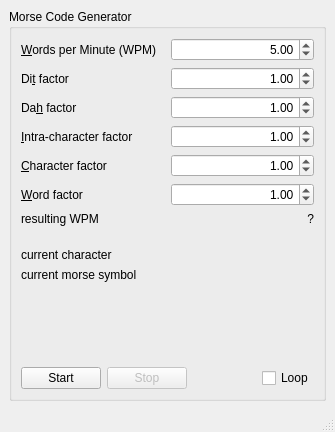
The window that mainwindow.ui (radi8/Morse) describes before a commit, drawn with Qt 5.
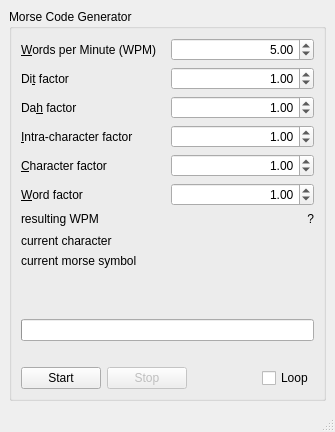
The same window after the commit. Custom widgets are drawn as their Qt base class.

Commit message: morse: add signal to report progress

Diff of the .ui file:
```diff
--- a/mainwindow.ui
+++ b/mainwindow.ui
@@ -312,6 +312,22 @@
          </property>
         </spacer>
        </item>
+       <item>
+        <widget class="QProgressBar" name="progressBar">
+         <property name="maximum">
+          <number>90</number>
+         </property>
+         <property name="value">
+          <number>0</number>
+         </property>
+         <property name="textVisible">
+          <bool>false</bool>
+         </property>
+         <property name="orientation">
+          <enum>Qt::Horizontal</enum>
+         </property>
+        </widget>
+       </item>
        <item>
         <widget class="MorseScroller" name="scrollWidget">
          <property name="sizePolicy">
```
The commit also changes 3 other files.
